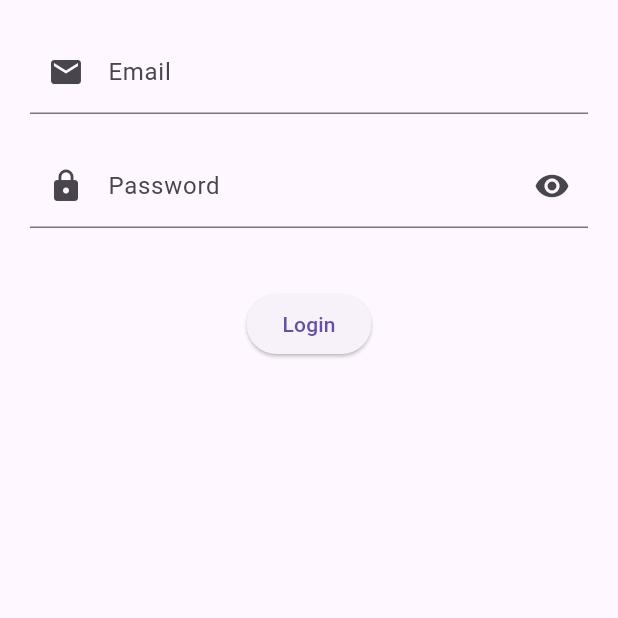
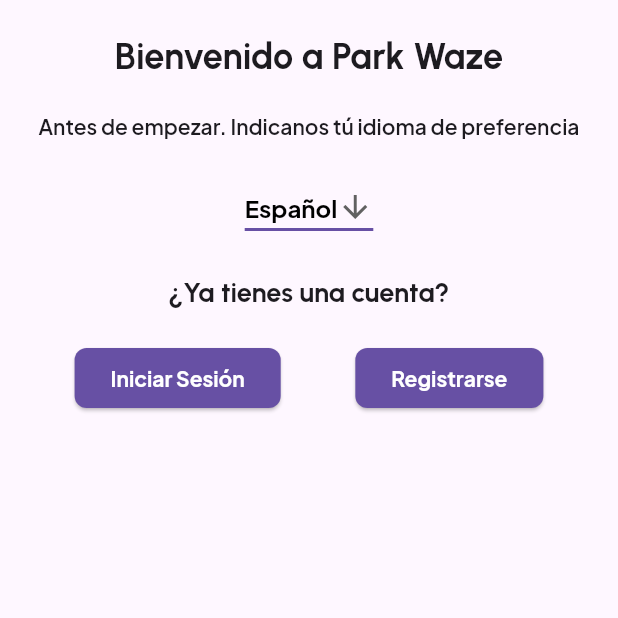
Before and after one commit to Matiasoxx/park_waze, a Flutter app: the screen it shows after launch, on a phone screen of 412 x 824 dp, the top half of it. Run offline on Flutter 3.47's test engine with Material 3 defaults, Android fonts, the phone set to English and light mode, and no system bars; our stand-ins replace cloud_firestore, connectivity_plus, firebase_auth, firebase_core, firebase_messaging, firebase_storage and 2 more; accounts and stored records are empty.

Commit message:
4to commit idiomas

```diff
--- /dev/null
+++ b/lib/app/presentacion/pages/home/views/home_page.dart
@@ -0,0 +1,158 @@
+import 'package:flutter/material.dart';
+import 'package:google_fonts/google_fonts.dart';
+import 'package:park_waze/app/providers/localeProvider.dart';
+import 'package:park_waze/generated/l10n.dart';
+import 'package:provider/provider.dart';
+
+import 'home_page_model.dart';
+
+class HomePageWidget extends StatefulWidget {
+  const HomePageWidget({super.key});
+
+  @override
+  State<HomePageWidget> createState() => _HomePageWidgetState();
+}
+
+class _HomePageWidgetState extends State<HomePageWidget> {
+  late HomePageModel _model;
+
+  final scaffoldKey = GlobalKey<ScaffoldState>();
+
+  @override
+  void initState() {
+    super.initState();
+    _model = HomePageModel();
+  }
+
+  @override
+  Widget build(BuildContext context) {
+    final localeProvider = Provider.of<LocaleProvider>(context);
+    String currentLanguageCode = localeProvider.locale.languageCode;
+
+    return GestureDetector(
+      onTap: () => _model.unfocusNode.canRequestFocus
+          ? FocusScope.of(context).requestFocus(_model.unfocusNode)
+          : FocusScope.of(context).unfocus(),
+      child: Scaffold(
+        key: scaffoldKey,
+        backgroundColor: Theme.of(context).colorScheme.background,
+        body: SafeArea(
+          child: SingleChildScrollView(
+            child: Column(
+              mainAxisAlignment: MainAxisAlignment.center,
+              crossAxisAlignment: CrossAxisAlignment.center,
+              children: [
+                const SizedBox(height: 20),
+                Text(
+                  S.of(context).tWelcome,
+                  style: GoogleFonts.urbanist(
+                    fontSize: 24,
+                    fontWeight: FontWeight.bold,
+                    letterSpacing: 0,
+                  ),
+                ),
+                Padding(
+                  padding: const EdgeInsets.all(20.0),
+                  child: Text(
+                    S.of(context).languagePrompt,
+                    textAlign: TextAlign.center,
+                    style: GoogleFonts.plusJakartaSans(
+                      fontWeight: FontWeight.w600,
+                      letterSpacing: 0,
+                    ),
+                  ),
+                ),
+                DropdownButton<String>(
+                  value: currentLanguageCode,
+                  icon: const Icon(Icons.arrow_downward),
+                  elevation: 16,
+                  style: GoogleFonts.plusJakartaSans(
+                    fontSize: 16,
+                    fontWeight: FontWeight.bold,
+                    color: Colors.black,
+                  ),
+                  underline: Container(
+                    height: 2,
+                    color: Theme.of(context).primaryColor,
+                  ),
+                  onChanged: (String? newValue) {
+                    if (newValue != null && newValue != currentLanguageCode) {
+                      localeProvider.setLocale(Locale(newValue));
+                      setState(() {});
+                    }
+                  },
+                  items: <String>['en', 'es']
+                      .map<DropdownMenuItem<String>>((String value) {
+                    return DropdownMenuItem<String>(
+                      value: value,
+                      child: Text(
+                        value == 'en'
+                            ? S.of(context).english
+                            : S.of(context).spanish,
+                        style: const TextStyle(color: Colors.black),
+                      ),
+                    );
+                  }).toList(),
+                ),
+                const SizedBox(height: 20),
+                Text(
+                  S.of(context).accountPrompt,
+                  textAlign: TextAlign.center,
+                  style: GoogleFonts.urbanist(
+                    fontSize: 18,
+                    fontWeight: FontWeight.bold,
+                    letterSpacing: 0,
+                  ),
+                ),
+                Padding(
+                  padding: const EdgeInsets.symmetric(vertical: 20.0),
+                  child: Row(
+                    mainAxisAlignment: MainAxisAlignment.spaceEvenly,
+                    children: [
+                      ElevatedButton(
+                        onPressed: () {
+                          Navigator.pushNamed(context, '/login');
+                        },
+                        style: ElevatedButton.styleFrom(
+                          foregroundColor: Colors.white,
+                          backgroundColor: Theme.of(context).primaryColor,
+                          textStyle: GoogleFonts.plusJakartaSans(
+                            letterSpacing: 0,
+                            fontWeight: FontWeight.bold,
+                          ),
+                          padding: const EdgeInsets.symmetric(horizontal: 24),
+                          shape: RoundedRectangleBorder(
+                            borderRadius: BorderRadius.circular(8),
+                          ),
+                        ),
+                        child: const Text('Iniciar Sesión'),
+                      ),
+                      ElevatedButton(
+                        onPressed: () {
+                          Navigator.pushNamed(context, '/sign-in');
+                        },
+                        style: ElevatedButton.styleFrom(
+                          foregroundColor: Colors.white,
+                          backgroundColor: Theme.of(context).primaryColor,
+                          textStyle: GoogleFonts.plusJakartaSans(
+                            letterSpacing: 0,
+                            fontWeight: FontWeight.bold,
+                          ),
+                          padding: const EdgeInsets.symmetric(horizontal: 24),
+                          shape: RoundedRectangleBorder(
+                            borderRadius: BorderRadius.circular(8),
+                          ),
+                        ),
+                        child: const Text('Registrarse'),
+                      ),
+                    ],
+                  ),
+                ),
+              ],
+            ),
+          ),
+        ),
+      ),
+    );
+  }
+}
--- /dev/null
+++ b/lib/app/presentacion/pages/home/views/home_page_model.dart
@@ -0,0 +1,18 @@
+import 'package:flutter/material.dart';
+
+class HomePageModel with ChangeNotifier {
+  /// State fields for stateful widgets in this page.
+  final FocusNode unfocusNode = FocusNode();
+
+  /// Inicialización del modelo, si es necesario.
+  void initState() {
+    // Agregar cualquier inicialización aquí si es necesario
+  }
+
+  @override
+  void dispose() {
+    // Asegúrate de limpiar cualquier controlador, como FocusNode.
+    unfocusNode.dispose();
+    super.dispose();
+  }
+}
--- a/lib/app/presentacion/routes/app_routes.dart
+++ b/lib/app/presentacion/routes/app_routes.dart
@@ -1,4 +1,5 @@
 import 'package:flutter/material.dart';
+import 'package:park_waze/app/presentacion/pages/home/views/home_page.dart';
 import 'package:park_waze/app/presentacion/pages/home/views/home_view.dart';
 import 'package:park_waze/app/presentacion/pages/home/views/home_view_admin.dart';
 import 'package:park_waze/app/presentacion/pages/home/views/home_view_user.dart';
@@ -22,5 +23,6 @@
           userData: null,
         ),
     Routes.login: (context) => const LoginView(),
+    Routes.homeh: (context) => const HomePageWidget(),
   };
 }
--- a/lib/app/presentacion/routes/routes.dart
+++ b/lib/app/presentacion/routes/routes.dart
@@ -7,4 +7,5 @@
   static const login = '/login';
   static const homeViewUser = '/homeuser';
   static const homeViewaAdmin = '/homeadmin';
+  static const homeh = '/homeh';
 }
--- /dev/null
+++ b/lib/app/providers/localeProvider.dart
@@ -0,0 +1,22 @@
+import 'package:flutter/material.dart';
+
+class LocaleProvider with ChangeNotifier {
+  Locale _locale = const Locale('es', 'ES');
+
+  Locale get locale => _locale;
+
+  void setLocale(Locale locale) {
+    if (_locale != locale) {
+      _locale = locale;
+      notifyListeners(); // Asegúrate de que esto se llama correctamente
+    }
+  }
+
+  void toggleLocale() {
+    if (_locale.languageCode == 'es') {
+      setLocale(const Locale('es', 'ES'));
+    } else {
+      setLocale(const Locale('en', 'US'));
+    }
+  }
+}
--- /dev/null
+++ b/lib/l10n/intl_en.arb
@@ -0,0 +1,8 @@
+{
+    "@@locale": "en",
+    "tWelcome": "Welcome to Park Waze",
+    "languagePrompt": "Please select your language",
+    "english": "English",
+    "spanish": "Spanish",
+    "accountPrompt": "Do you already have an account?"
+}
--- /dev/null
+++ b/lib/l10n/intl_es.arb
@@ -0,0 +1,8 @@
+{
+    "@@locale": "es",
+    "tWelcome" : "Bienvenido a Park Waze",
+    "languagePrompt": "Antes de empezar. Indicanos tú idioma de preferencia",
+    "english": "Inglés",
+    "spanish": "Español",
+    "accountPrompt": "¿Ya tienes una cuenta?"
+}
--- a/lib/main.dart
+++ b/lib/main.dart
@@ -7,9 +7,11 @@
 import 'package:park_waze/app/data/services/push_notification.dart';
 import 'package:park_waze/app/presentacion/routes/app_routes.dart';
 import 'package:park_waze/app/presentacion/routes/routes.dart';
+import 'package:park_waze/app/providers/localeProvider.dart';
 import 'package:park_waze/app/providers/login_provider.dart';
 import 'package:park_waze/app/providers/signin_provider.dart';
 import 'package:park_waze/firebase_options.dart';
+import 'package:park_waze/generated/l10n.dart';
 import 'package:provider/provider.dart';
 
 void main() async {
@@ -32,20 +34,28 @@
   Widget build(BuildContext context) {
     return MultiProvider(
       providers: [
-        ChangeNotifierProvider(lazy: false, create: (_) => LoginProvider()),
-        ChangeNotifierProvider(lazy: false, create: (_) => SignInProvider())
+        ChangeNotifierProvider(create: (_) => LocaleProvider()),
+        ChangeNotifierProvider(
+            create: (_) => LoginProvider()..checkAuthState()),
+        ChangeNotifierProvider(create: (_) => SignInProvider()),
       ],
-      child: MaterialApp(
+      child:
+          Consumer<LocaleProvider>(builder: (context, localeProvider, child) {
+        print("Current locale: ${localeProvider.locale.toString()}");
+        return MaterialApp(
+          locale: localeProvider.locale,
           localizationsDelegates: const [
+            S.delegate,
             GlobalMaterialLocalizations.delegate,
             GlobalWidgetsLocalizations.delegate,
             GlobalCupertinoLocalizations.delegate,
           ],
-        supportedLocales: const [Locale('es', 'ES'), Locale('en', 'EN')],
+          supportedLocales: S.delegate.supportedLocales,
           debugShowCheckedModeBanner: false,
-        initialRoute: Routes.login,
+          initialRoute: Routes.homeh,
           routes: appRoutes,
-      ),
+        );
+      }),
     );
   }
 }
```
Also changed, not shown: pubspec.yaml (+9 -7 lines), lib/generated/intl/messages_all.dart (added), lib/generated/intl/messages_en.dart (added), lib/generated/intl/messages_es.dart (added), lib/generated/l10n.dart (added), pubspec.lock. Lines whose indentation alone changed are shown as unchanged.
